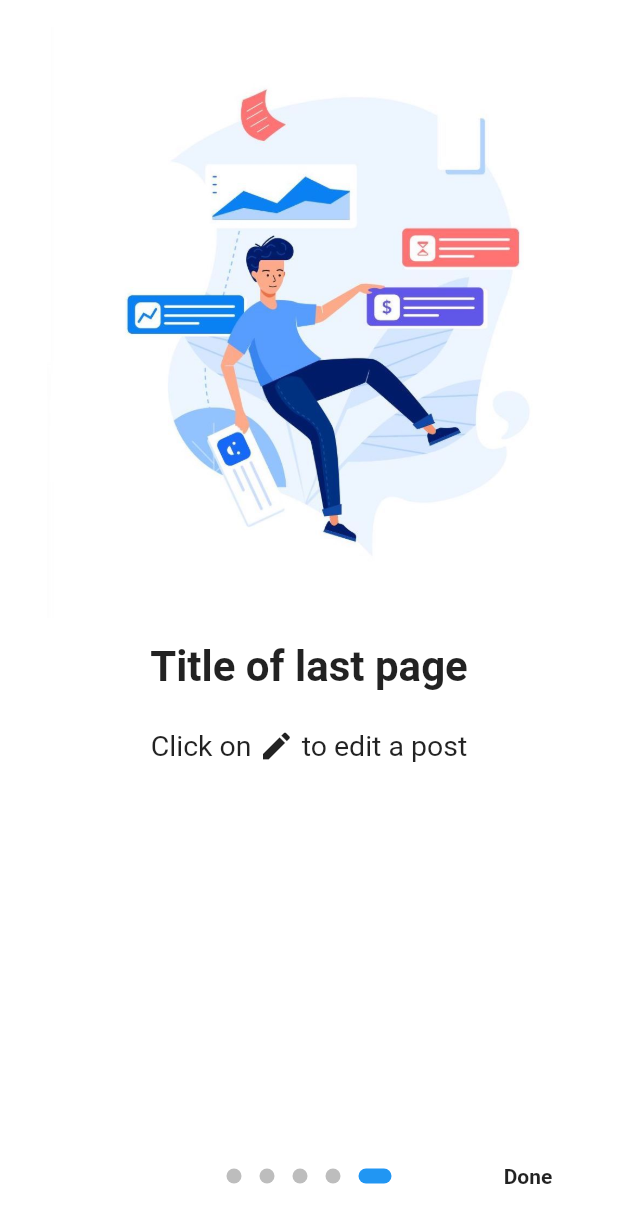
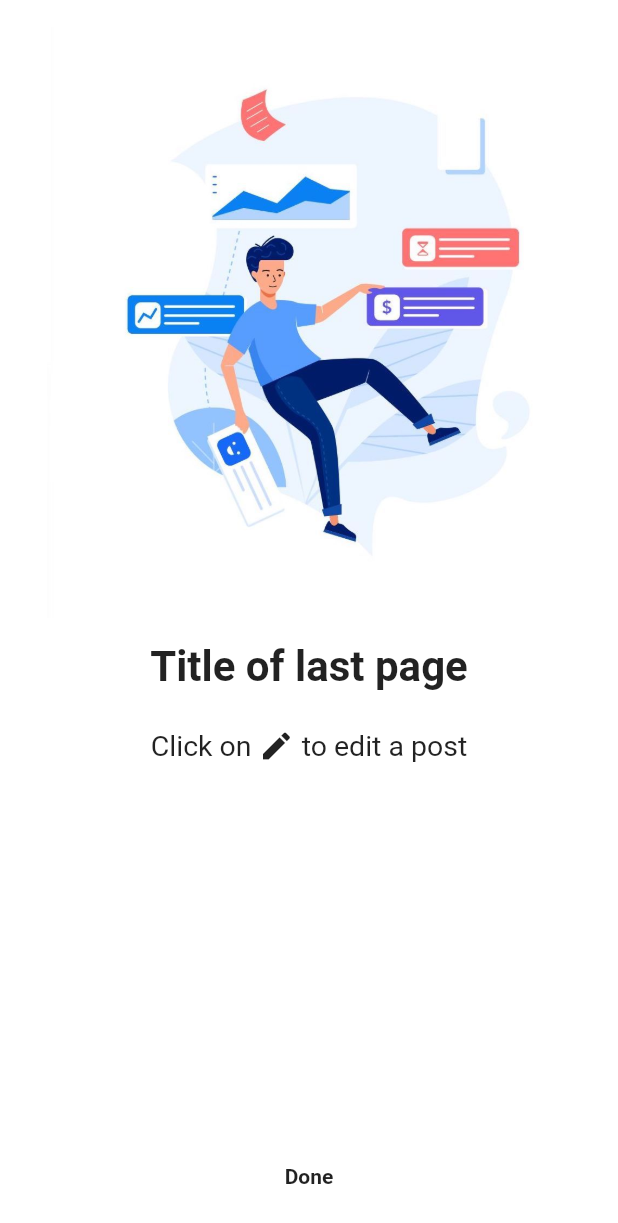
Before and after one commit to Pyozer/introduction_screen, a Flutter app: the screen it shows after launch, swiped to page 5, on a phone screen of 412 x 824 dp. Shown: the top 1223 px of the screen. Run offline on Flutter 3.47's test engine with Material 2 defaults, Android fonts, the phone set to English and light mode, and no system bars; drawn by our look-alikes of dots_indicator.

Commit message:
Only show done button on last page

```diff
--- a/lib/src/introduction_screen.dart
+++ b/lib/src/introduction_screen.dart
@@ -243,7 +243,10 @@ class IntroductionScreenState extends State<IntroductionScreen> {
             left: 16.0,
             right: 16.0,
             child: SafeArea(
-              child: Row(
+              child: isLastPage ? Expanded(
+                    flex: widget.nextFlex,
+                    child: doneBtn
+                ): Row(
                 children: [
                   Expanded(
                     flex: widget.skipFlex,
```
